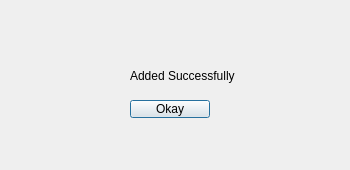
First picture: the form in addedsuccessfully.ui, repository prazzx/Kakshya, before the edit.
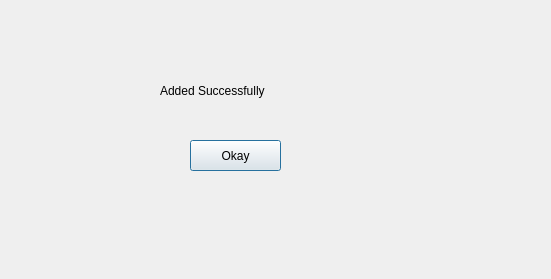
Second picture: the form after the edit.

What changed in the file:
```diff
--- a/addedsuccessfully.ui
+++ b/addedsuccessfully.ui
@@ -6,8 +6,8 @@
    <rect>
     <x>0</x>
     <y>0</y>
-    <width>350</width>
-    <height>170</height>
+    <width>551</width>
+    <height>279</height>
    </rect>
   </property>
   <property name="windowTitle">
@@ -16,10 +16,10 @@
   <widget class="QLabel" name="label">
    <property name="geometry">
     <rect>
-     <x>130</x>
-     <y>50</y>
-     <width>151</width>
-     <height>51</height>
+     <x>160</x>
+     <y>60</y>
+     <width>211</width>
+     <height>61</height>
     </rect>
    </property>
    <property name="text">
@@ -29,10 +29,10 @@
   <widget class="QPushButton" name="pushButton">
    <property name="geometry">
     <rect>
-     <x>130</x>
-     <y>100</y>
-     <width>80</width>
-     <height>18</height>
+     <x>190</x>
+     <y>140</y>
+     <width>91</width>
+     <height>31</height>
     </rect>
    </property>
    <property name="text">
```
